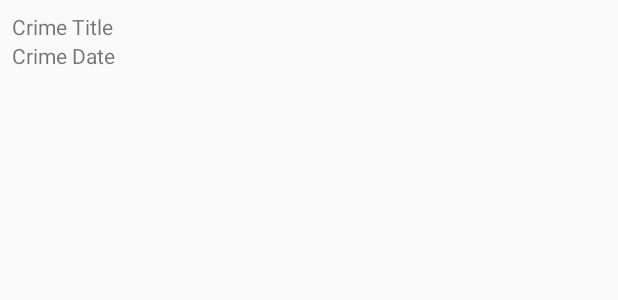
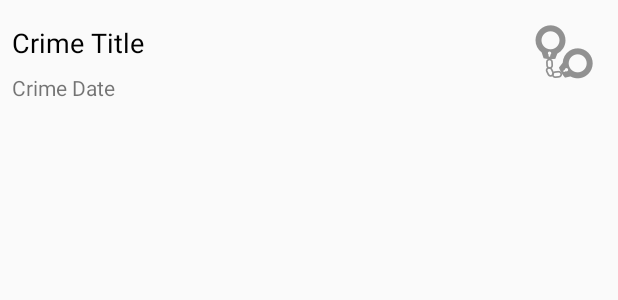
Before and after one commit to riemeri/CriminalIntent, an Android app: the layout list_item_crime.xml on its own in the app's theme, with its tools: preview values and no code run, on a phone screen of 412 x 824 dp. Shown: the top 300 px of the screen. Run offline under Robolectric (Android 15) with nearby library versions, the phone set to English and light mode, and no system bars.

Commit message:
End of chapter 9

```diff
--- a/app/src/main/java/com/bignerdranch/android/criminalintent/CrimeListFragment.java
+++ b/app/src/main/java/com/bignerdranch/android/criminalintent/CrimeListFragment.java
@@ -8,6 +8,7 @@ import android.support.v7.widget.RecyclerView;
 import android.view.LayoutInflater;
 import android.view.View;
 import android.view.ViewGroup;
+import android.widget.ImageView;
 import android.widget.TextView;
 import android.widget.Toast;
 
@@ -47,6 +48,7 @@ public class CrimeListFragment extends Fragment {
 
         private TextView mTitleTextView;
         private TextView mDateTextView;
+        private ImageView mSolvedImageView;
         private Crime mCrime;
 
         public CrimeHolder(LayoutInflater inflater, ViewGroup parent) {
@@ -55,12 +57,14 @@ public class CrimeListFragment extends Fragment {
 
             mTitleTextView = (TextView) itemView.findViewById(R.id.crime_title);
             mDateTextView = (TextView) itemView.findViewById(R.id.crime_date);
+            mSolvedImageView = (ImageView) itemView.findViewById(R.id.crime_solved);
         }
 
         public void bind(Crime crime) {
             mCrime = crime;
             mTitleTextView.setText(mCrime.getTitle());
             mDateTextView.setText(mCrime.getDate().toString());
+            mSolvedImageView.setVisibility(crime.isSolved() ? View.VISIBLE : View.GONE);
         }
 
         @Override
--- a/app/src/main/res/layout/list_item_crime.xml
+++ b/app/src/main/res/layout/list_item_crime.xml
@@ -1,21 +1,54 @@
 <?xml version="1.0" encoding="utf-8"?>
-<LinearLayout
+<android.support.constraint.ConstraintLayout
     xmlns:android="http://schemas.android.com/apk/res/android"
+    xmlns:app="http://schemas.android.com/apk/res-auto"
+    xmlns:tools="http://schemas.android.com/tools"
     android:orientation="vertical"
     android:layout_width="match_parent"
     android:layout_height="wrap_content"
-    android:padding="8dp">
+    tools:layout_editor_absoluteY="81dp"
+    tools:layout_editor_absoluteX="0dp">
 
     <TextView
         android:id="@+id/crime_title"
-        android:layout_width="match_parent"
+        android:layout_width="0dp"
         android:layout_height="wrap_content"
-        android:text="Crime Title"/>
+        android:layout_marginEnd="8dp"
+        android:layout_marginLeft="16dp"
+        android:layout_marginRight="8dp"
+        android:layout_marginStart="8dp"
+        android:layout_marginTop="16dp"
+        android:text="Crime Title"
+        android:textColor="@android:color/black"
+        android:textSize="18sp"
+        app:layout_constraintLeft_toLeftOf="parent"
+        app:layout_constraintRight_toLeftOf="@+id/crime_solved"
+        app:layout_constraintTop_toTopOf="parent"/>
 
     <TextView
         android:id="@+id/crime_date"
-        android:layout_width="match_parent"
+        android:layout_width="0dp"
         android:layout_height="wrap_content"
-        android:text="Crime Date"/>
+        android:layout_marginEnd="8dp"
+        android:layout_marginLeft="16dp"
+        android:layout_marginRight="8dp"
+        android:layout_marginStart="8dp"
+        android:layout_marginTop="8dp"
+        android:text="Crime Date"
+        app:layout_constraintLeft_toLeftOf="parent"
+        app:layout_constraintRight_toLeftOf="@+id/crime_solved"
+        app:layout_constraintTop_toBottomOf="@+id/crime_title"/>
 
-</LinearLayout>
+    <ImageView
+        android:id="@+id/crime_solved"
+        android:layout_width="wrap_content"
+        android:layout_height="wrap_content"
+        app:srcCompat="@drawable/ic_solved"
+        app:layout_constraintTop_toTopOf="parent"
+        android:layout_marginTop="16dp"
+        app:layout_constraintBottom_toBottomOf="parent"
+        android:layout_marginBottom="16dp"
+        android:layout_marginRight="16dp"
+        app:layout_constraintRight_toRightOf="parent"/>
+
+</android.support.constraint.ConstraintLayout>
```
Also changed, not shown: app/src/main/res/drawable-hdpi/ic_solved.png (added), app/src/main/res/drawable-mdpi/ic_solved.png (added), app/src/main/res/drawable-xhdpi/ic_solved.png (added), app/src/main/res/drawable-xxhdpi/ic_solved.png (added), app/src/main/res/drawable-xxxhdpi/ic_solved.png (added).
